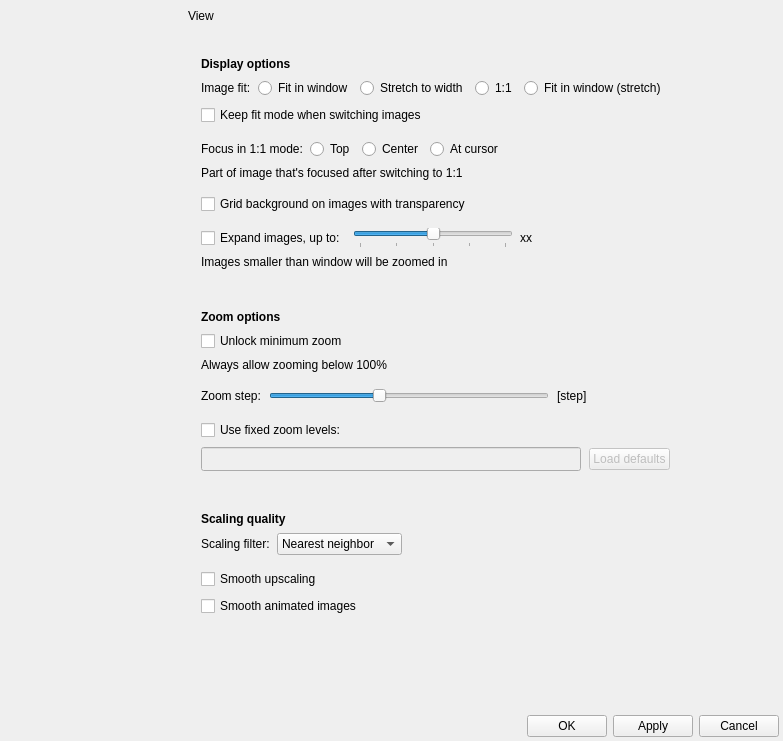
Qt form qimgv/gui/dialogs/settingsdialog.ui (howareyouo/qimgv) before a commit.
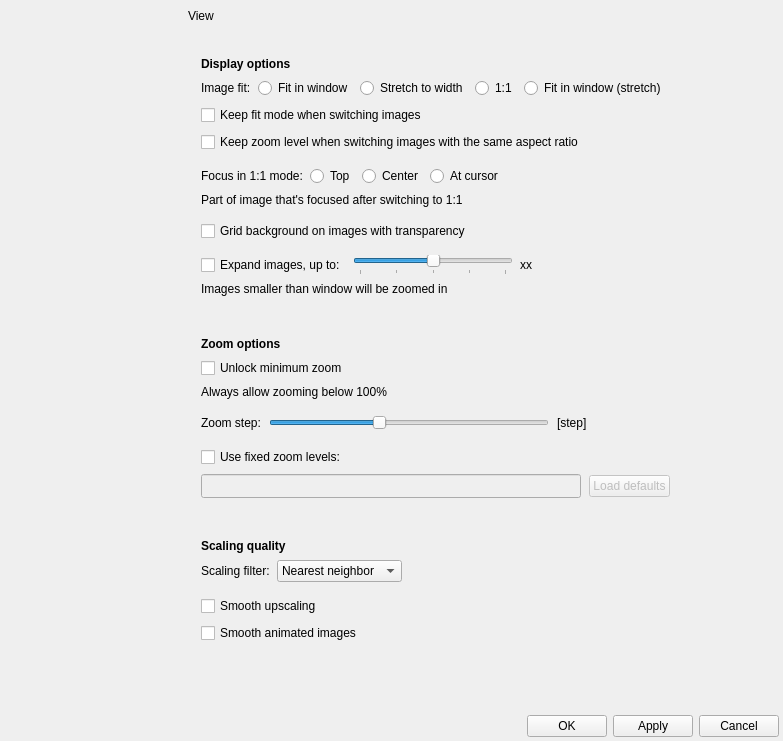
The same form after that commit. The open tabs and pages were chosen to show the change. Custom widgets are drawn as their Qt base class.

Commit message: Keep zoom when switching images with the same aspect ratio

```diff
--- a/qimgv/gui/dialogs/settingsdialog.ui
+++ b/qimgv/gui/dialogs/settingsdialog.ui
@@ -1948,6 +1948,13 @@
                     </property>
                    </widget>
                   </item>
+                  <item>
+                   <widget class="QCheckBox" name="keepZoomOnImageChangeCheckBox">
+                    <property name="text">
+                     <string>Keep zoom level when switching images with the same aspect ratio</string>
+                    </property>
+                   </widget>
+                  </item>
                   <item>
                    <widget class="QWidget" name="widget_3" native="true">
                     <property name="accessibleName">
```
The commit also changes 6 other files.
